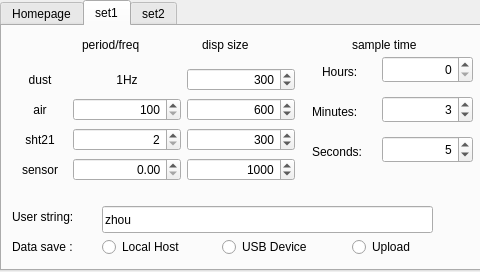
Before: the Qt Designer form mainwindow.ui in yu1019594136/enose_online, drawn with Qt 5.
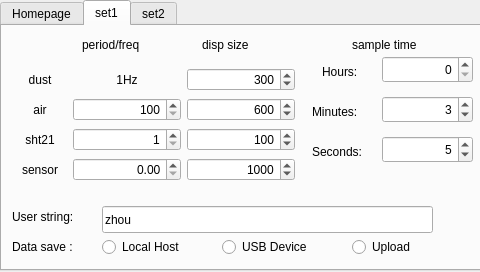
After: the same form once the commit is applied.

The edit to the form file:
```diff
--- a/mainwindow.ui
+++ b/mainwindow.ui
@@ -192,13 +192,13 @@
           <set>Qt::AlignRight|Qt::AlignTrailing|Qt::AlignVCenter</set>
          </property>
          <property name="minimum">
-          <number>2</number>
+          <number>1</number>
          </property>
          <property name="maximum">
           <number>999999999</number>
          </property>
          <property name="value">
-          <number>2</number>
+          <number>1</number>
          </property>
         </widget>
        </item>
@@ -277,7 +277,7 @@
           <number>999999999</number>
          </property>
          <property name="value">
-          <number>300</number>
+          <number>100</number>
          </property>
         </widget>
        </item>
```
